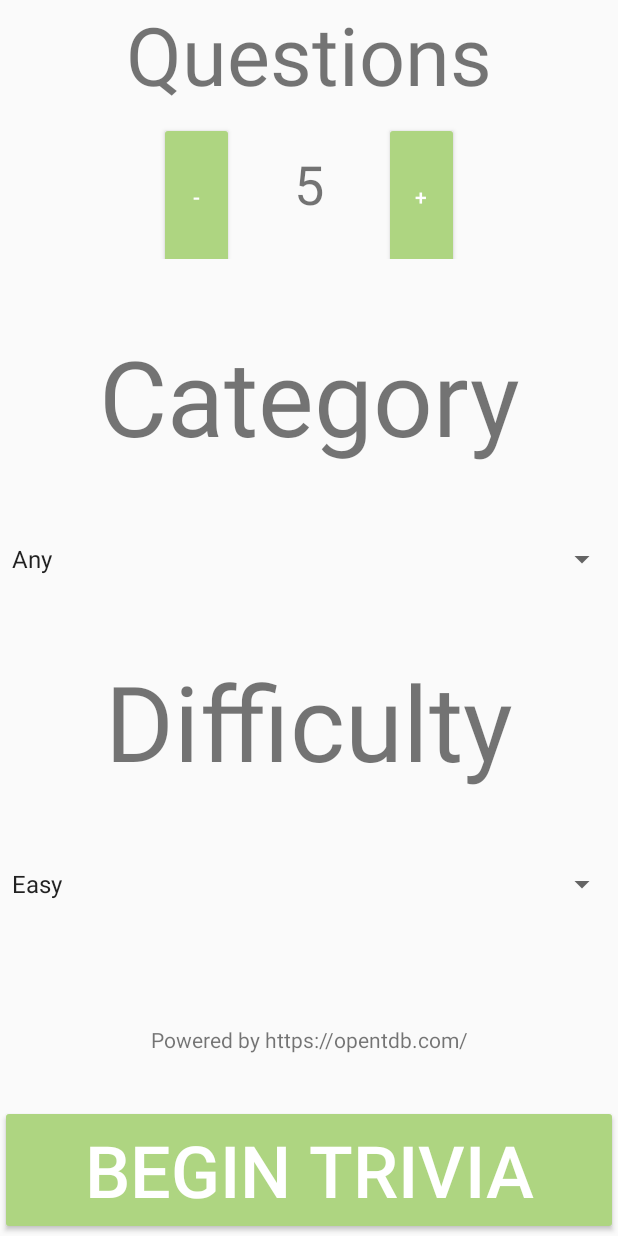
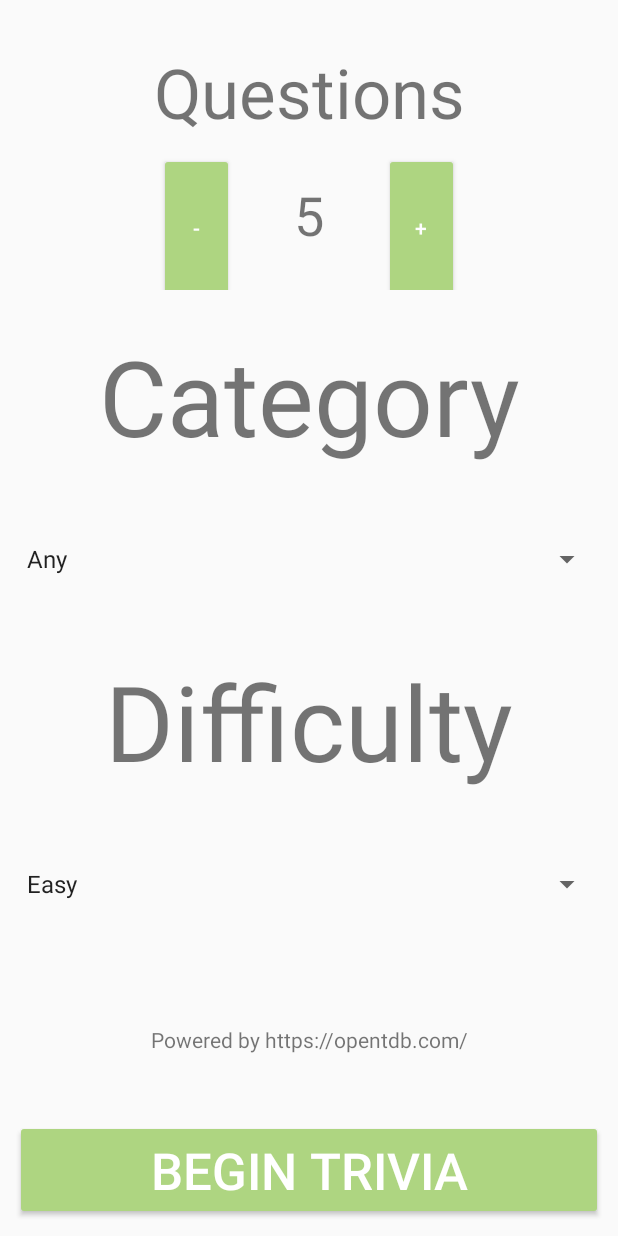
Before and after one commit to cwong51799/MobileTrivia, an Android app: the screen it shows after launch (MainActivity), on a phone screen of 412 x 824 dp. Run offline under Robolectric (Android 15) with nearby library versions, the phone set to English and light mode, and no system bars.

Commit message:
Added margin for a cleaner look

```diff
--- a/app/build.gradle
+++ b/app/build.gradle
@@ -23,8 +23,8 @@ android {
         applicationId "com.cwong51799.mobiletrivia"
         minSdkVersion 16
         targetSdkVersion 29
-        versionCode 2
-        versionName "Instant App Support"
+        versionCode 10
+        versionName ""
         multiDexEnabled true
         testInstrumentationRunner "androidx.test.runner.AndroidJUnitRunner"
         signingConfig signingConfigs.config
--- a/app/src/main/AndroidManifest.xml
+++ b/app/src/main/AndroidManifest.xml
@@ -34,6 +34,9 @@
                     android:host="christopherwong.xyz"
                     android:pathPattern="/trivia" />
             </intent-filter>
+            <meta-data
+                android:name="default-url"
+                android:value="https://christopherwong.xyz/trivia" />
         </activity>
     </application>
 
--- a/app/src/main/java/com/cwong51799/mobiletrivia/fragments/PostQuestionFragment.kt
+++ b/app/src/main/java/com/cwong51799/mobiletrivia/fragments/PostQuestionFragment.kt
@@ -53,7 +53,7 @@ class PostQuestionFragment : Fragment() {
                 navController.navigate(
                     R.id.triviaOptionsFragment,
                     null,
-                    TriviaUtils.getOptionsWithReturnSetToFragment(R.id.triviaMainFragment)
+                    TriviaUtils.getOptionsWithReturnSetToFragment(R.id.triviaOptionsFragment)
                 )
             } else {
                 viewModel.resetQuestion()
--- a/app/src/main/res/layout/fragment_trivia_options.xml
+++ b/app/src/main/res/layout/fragment_trivia_options.xml
@@ -23,6 +23,9 @@
                 android:autoSizeMaxTextSize="100sp"
                 android:autoSizeMinTextSize="12sp"
                 android:autoSizeStepGranularity="2sp"
+                android:layout_marginTop="30dp"
+                android:layout_marginStart="@dimen/side_margin"
+                android:layout_marginEnd="@dimen/side_margin"
                 android:autoSizeTextType="uniform"
                 android:gravity="center"
                 android:text="Questions"
@@ -31,6 +34,8 @@
             <com.cwong51799.mobiletrivia.triviautils.CustomStepperView
                 android:id="@+id/questionCountStepper"
                 android:layout_width="match_parent"
+                android:layout_marginStart="@dimen/side_margin"
+                android:layout_marginEnd="@dimen/side_margin"
                 android:layout_height="wrap_content"
                 android:layout_weight=".7"
                 android:layout_below="@id/numberQuestionsSelectorLabelTV"
@@ -61,6 +66,8 @@
                 android:autoSizeMinTextSize="12sp"
                 android:autoSizeStepGranularity="2sp"
                 android:autoSizeTextType="uniform"
+                android:layout_marginStart="@dimen/side_margin"
+                android:layout_marginEnd="@dimen/side_margin"
                 android:gravity="center"
                 android:text="@string/category"
                 android:textSize="@dimen/standardLabelSize" />
@@ -70,6 +77,8 @@
                 android:layout_width="match_parent"
                 android:layout_height="wrap_content"
                 android:layout_centerHorizontal="true"
+                android:layout_marginStart="@dimen/side_margin"
+                android:layout_marginEnd="@dimen/side_margin"
                 android:layout_centerVertical="true"
                 android:layout_weight=".7"
                 android:entries="@array/trivia_categories" />
@@ -100,6 +109,8 @@
                 android:autoSizeMinTextSize="12sp"
                 android:autoSizeStepGranularity="2sp"
                 android:autoSizeTextType="uniform"
+                android:layout_marginStart="@dimen/side_margin"
+                android:layout_marginEnd="@dimen/side_margin"
                 android:gravity="center"
                 android:text="@string/difficulty"
                 android:textSize="@dimen/standardLabelSize" />
@@ -110,6 +121,8 @@
                 android:layout_height="wrap_content"
                 android:layout_centerHorizontal="true"
                 android:layout_centerVertical="true"
+                android:layout_marginStart="@dimen/side_margin"
+                android:layout_marginEnd="@dimen/side_margin"
                 android:layout_weight=".7"
                 android:entries="@array/trivia_difficulties" />
         </LinearLayout>
@@ -150,6 +163,7 @@
             android:autoSizeTextType="uniform"
             android:layout_width="match_parent"
             android:layout_height="match_parent"
+            android:layout_margin="@dimen/side_margin"
             android:text="Begin Trivia" />
     </RelativeLayout>
 </LinearLayout>
--- a/app/src/main/res/values/colors.xml
+++ b/app/src/main/res/values/colors.xml
@@ -5,4 +5,5 @@
     <color name="colorAccent">#AED581</color>
     <color name="correctGreen">#4CAF50</color>
     <color name="incorrectRed">#E91E63</color>
+    <color name="orangeish">#FCA985</color>
 </resources>
--- a/app/src/main/res/values/dimens.xml
+++ b/app/src/main/res/values/dimens.xml
@@ -3,4 +3,5 @@
     <dimen name="standardTextSize">36sp</dimen>
     <dimen name="standardLabelSize">40sp</dimen>
     <dimen name="text_margin">16dp</dimen>
+    <dimen name="side_margin">10dp</dimen>
 </resources>
```
Also changed, not shown: app/src/main/res/drawable/question_border.xml (added, +7 -0 lines), app/src/main/res/layout/fragment_post_question.xml (+12 -1 lines), app/src/main/res/layout/fragment_trivia_api.xml (+6 -1 lines).
